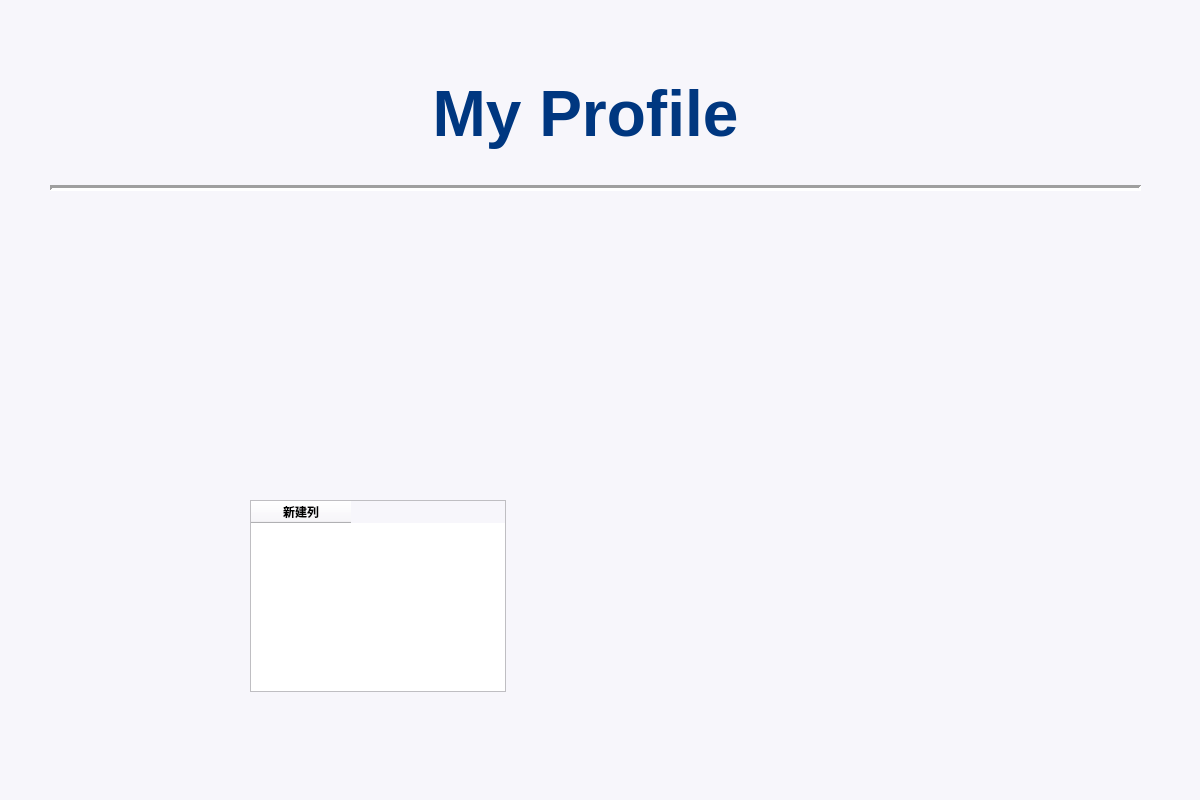
Above: profile.ui from mintpancake/ikyc before the change. Below: the same form after it.
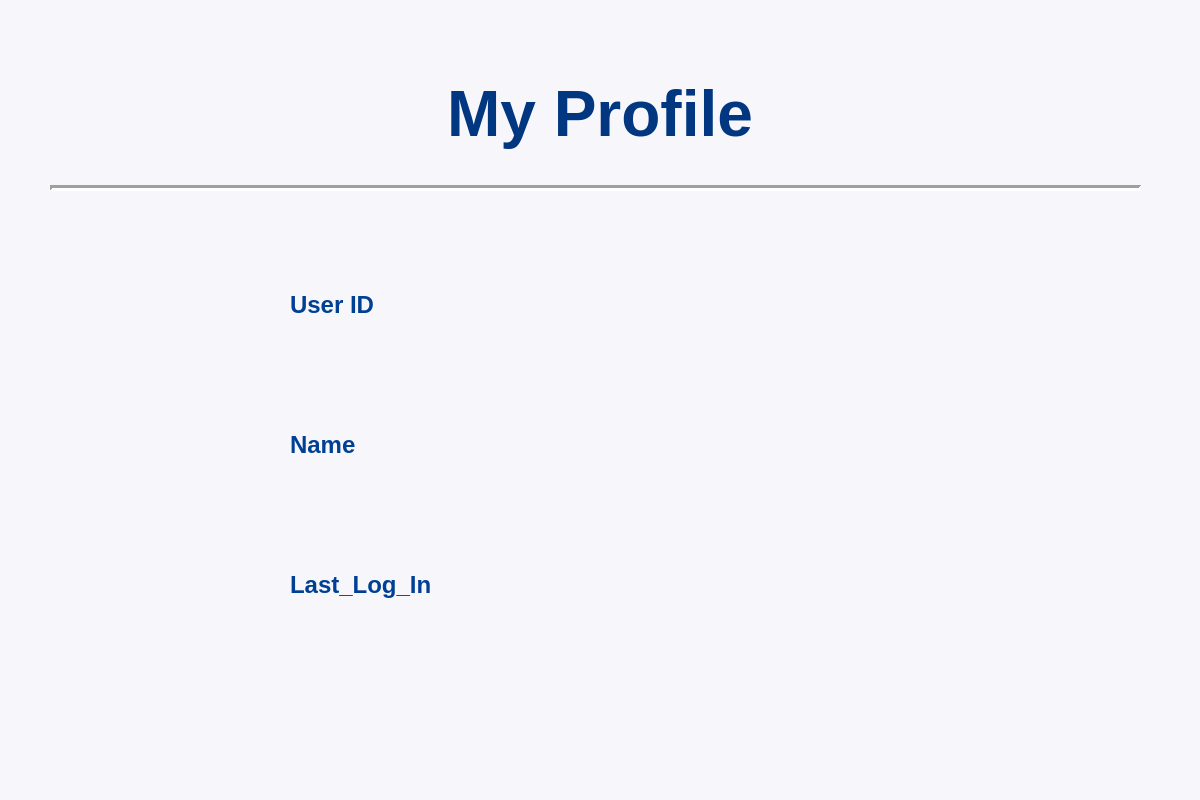
That is the form after the change. Icons and pictures are not drawn.

What changed in the file:
```diff
--- a/profile.ui
+++ b/profile.ui
@@ -497,9 +497,9 @@
    <widget class="QLabel" name="faceTitleLabel">
     <property name="geometry">
      <rect>
-      <x>370</x>
+      <x>385</x>
       <y>60</y>
-      <width>431</width>
+      <width>430</width>
       <height>111</height>
      </rect>
     </property>
@@ -542,20 +542,44 @@
      <enum>Qt::Horizontal</enum>
     </property>
    </widget>
-   <widget class="QTableWidget" name="tableWidget">
+   <widget class="QLabel" name="label">
     <property name="geometry">
      <rect>
-      <x>250</x>
-      <y>500</y>
-      <width>256</width>
-      <height>192</height>
+      <x>290</x>
+      <y>270</y>
+      <width>131</width>
+      <height>71</height>
      </rect>
     </property>
-    <column>
-     <property name="text">
-      <string>新建列</string>
-     </property>
-    </column>
+    <property name="text">
+     <string>&lt;html&gt;&lt;head/&gt;&lt;body&gt;&lt;p&gt;&lt;span style=&quot; font-size:18pt; color:#004094;&quot;&gt;User ID&lt;/span&gt;&lt;/p&gt;&lt;/body&gt;&lt;/html&gt;</string>
+    </property>
+   </widget>
+   <widget class="QLabel" name="label_2">
+    <property name="geometry">
+     <rect>
+      <x>290</x>
+      <y>410</y>
+      <width>131</width>
+      <height>71</height>
+     </rect>
+    </property>
+    <property name="text">
+     <string>&lt;html&gt;&lt;head/&gt;&lt;body&gt;&lt;p&gt;&lt;span style=&quot; font-size:18pt; color:#004094;&quot;&gt;Name&lt;/span&gt;&lt;/p&gt;&lt;/body&gt;&lt;/html&gt;</string>
+    </property>
+   </widget>
+   <widget class="QLabel" name="label_3">
+    <property name="geometry">
+     <rect>
+      <x>290</x>
+      <y>550</y>
+      <width>171</width>
+      <height>71</height>
+     </rect>
+    </property>
+    <property name="text">
+     <string>&lt;html&gt;&lt;head/&gt;&lt;body&gt;&lt;p&gt;&lt;span style=&quot; font-size:18pt; color:#004094;&quot;&gt;Last_Log_In&lt;/span&gt;&lt;/p&gt;&lt;/body&gt;&lt;/html&gt;</string>
+    </property>
    </widget>
   </widget>
  </widget>
```
